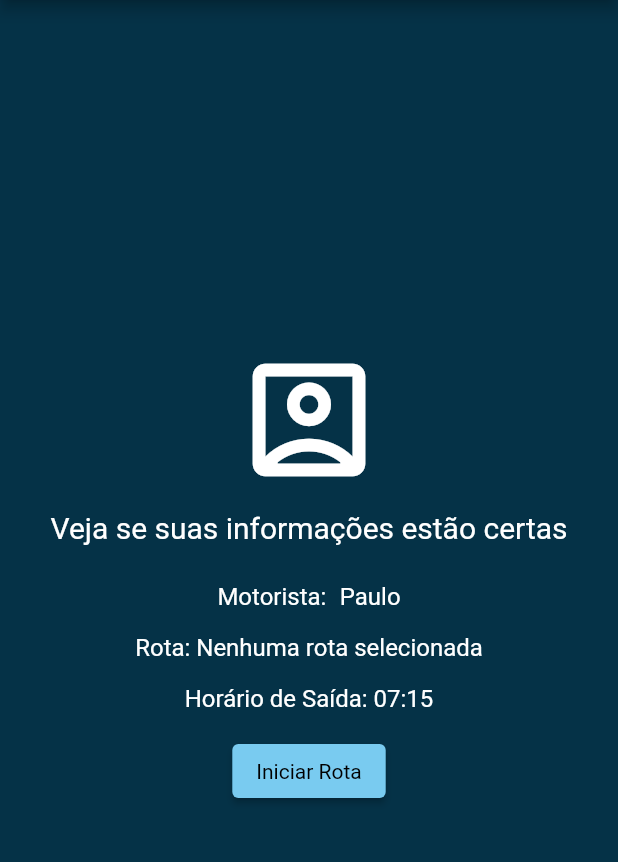
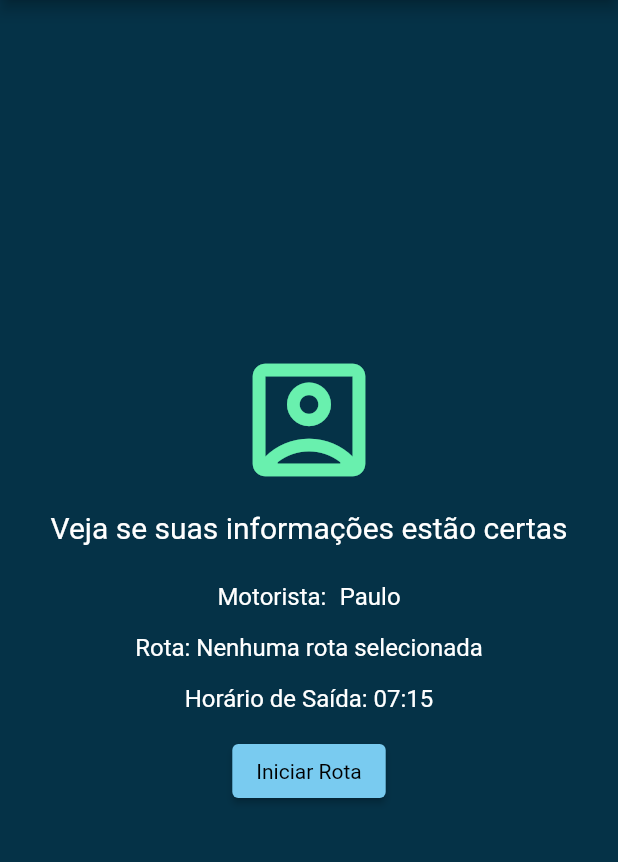
Before and after one commit to kerloncosta/SmartBus, a Flutter app: the IniciarRotas screen opened directly, on a phone screen of 412 x 824 dp, the part 84-946 px from its top. Run offline on Flutter 3.47's test engine with Material 2 defaults, Android fonts, the phone set to English and light mode, and no system bars; our stand-ins replace shared_preferences; accounts and stored records are empty.

Commit message:
Commit APP vs 1.01

```diff
--- a/lib/Iniciar_Rotas.dart
+++ b/lib/Iniciar_Rotas.dart
@@ -79,7 +79,7 @@ class _IniciarRotasState extends State<IniciarRotas> {
         child: Column(mainAxisAlignment: MainAxisAlignment.center, children: [
           Icon(
             Icons.account_box_outlined,
-            color: Colors.white,
+            color: Colors.greenAccent,
             size: 100,
           ),
           SizedBox(height: 10),
```
